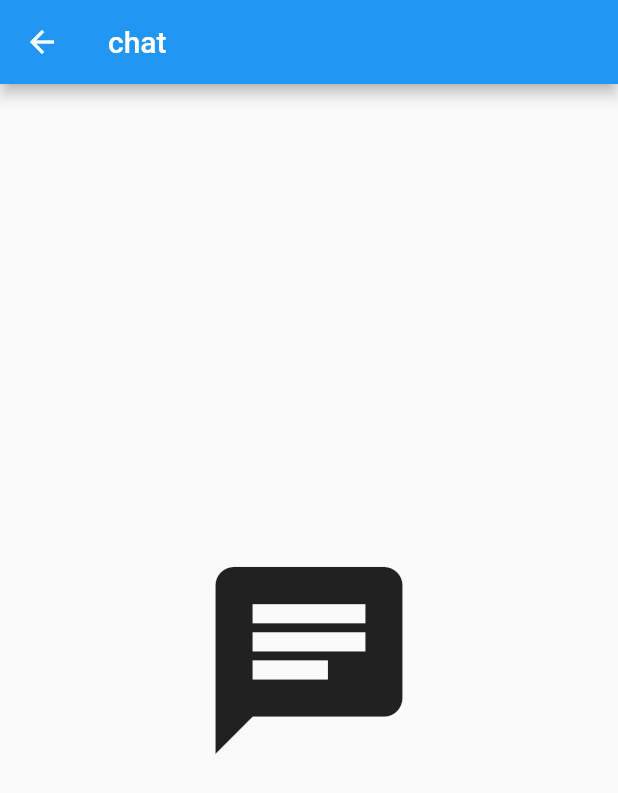
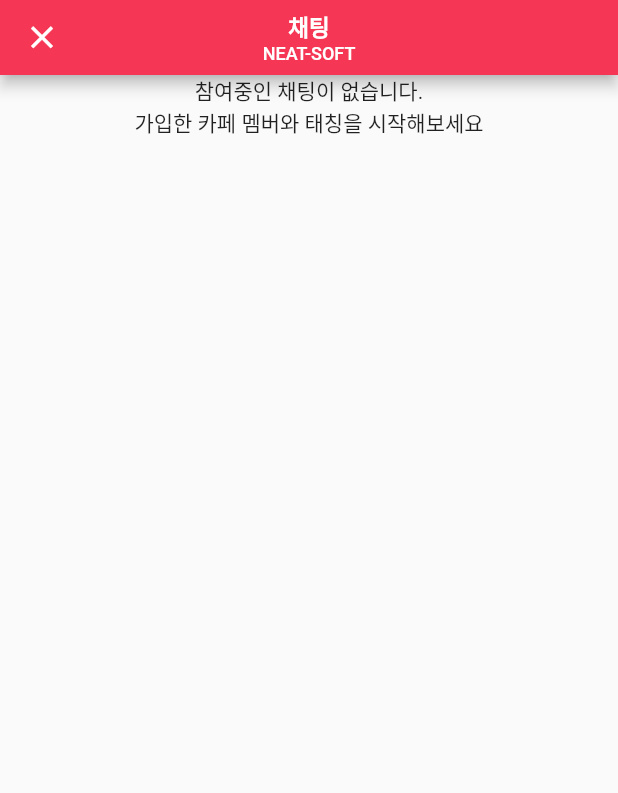
Before and after one commit to naruduru/neat_cafe, a Flutter app: the Chat screen opened directly, on a phone screen of 412 x 824 dp. Shown: the top 793 px of the screen. Run offline on Flutter 3.47's test engine with Material 2 defaults, Android fonts, the phone set to English and light mode, and no system bars; Roboto replaces fonts that are missing (NanumGothic).

```diff
--- a/lib/screens/chat.dart
+++ b/lib/screens/chat.dart
@@ -12,13 +12,31 @@ class _ChatState extends State<Chat> {
   Widget build(BuildContext context) {
     return Scaffold(
       appBar: AppBar(
-        title: const Text('chat'),
+          toolbarHeight: 50,
+          centerTitle: true,
+          backgroundColor: const Color(0xfff53755),
+          leading: IconButton(
+            icon: const Icon(Icons.close),
+            iconSize: 25.0,
+            color: Colors.white,
+            onPressed: () {
+              Navigator.maybePop(context);
+            },
+          ),
+          title: Column(
+            children: const [
+              Text('채팅', style: TextStyle(fontSize: 15.0, fontFamily: 'NanumGothic', fontWeight: FontWeight.bold)),
+              Text('NEAT-SOFT', style: TextStyle(fontSize: 12.0, fontFamily: 'NanumGothic',)),
+            ],
+          )
       ),
-      body: const Center(
-        child: Icon(
-          Icons.chat,
-          size: 150,
-        ),
+      body: Center(
+        child: Column(
+          children: const [
+            Text('참여중인 채팅이 없습니다.'),
+            Text('가입한 카페 멤버와 태칭을 시작해보세요'),
+          ],
+        )
       ),
     );
   }
```
Also changed, not shown: lib/screens/person_add.dart (+42 -17 lines), images/kakaotalk_icon.png (added), images/naver_icon.png (added).
